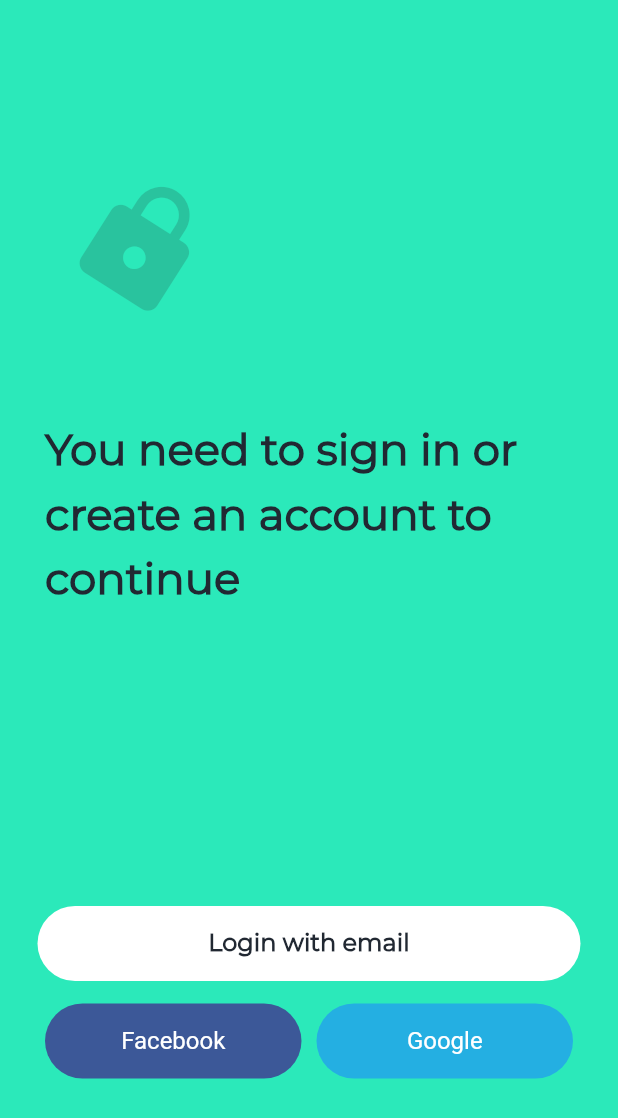
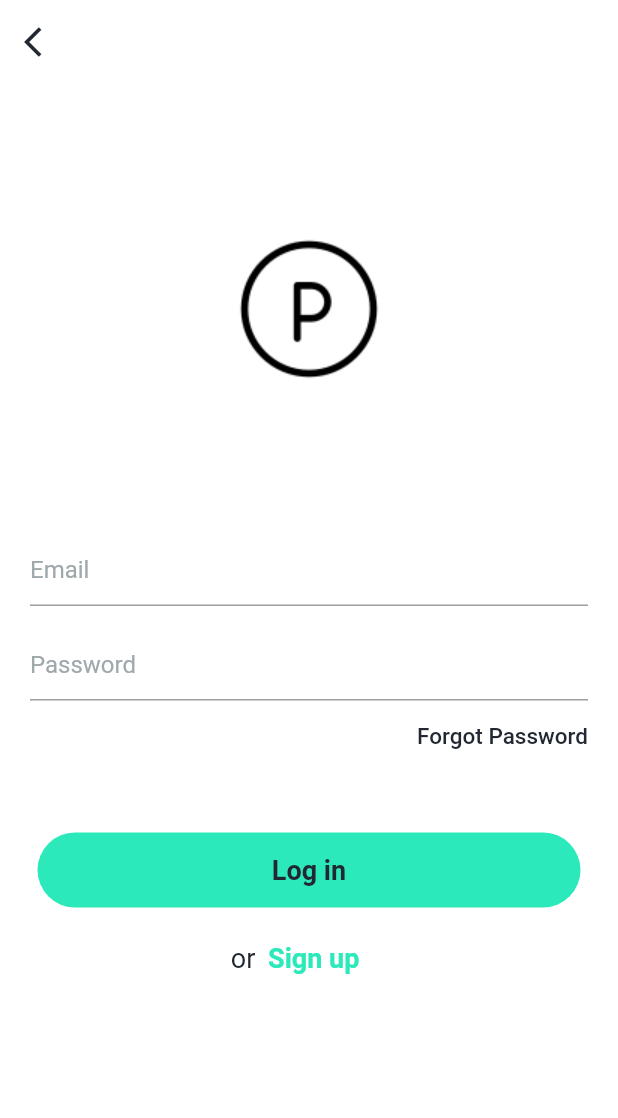
Before and after one commit to Developer-Square/Park254-s-Parking-App-Frontend, a Flutter app: the screen it shows after launch, after a tap on "Login with email", on a phone screen of 412 x 824 dp. Shown: the top 1118 px of the screen. Run offline on Flutter 3.47's test engine with Material 2 defaults, Android fonts, the phone set to English and light mode, and no system bars; project files that could hold a hidden picture were left out.

Commit message:
Added the login page

```diff
--- /dev/null
+++ b/lib/components/globals_registration_login.dart
@@ -0,0 +1,8 @@
+library parking_app.globals;
+
+import 'package:flutter/material.dart';
+
+final Color backgroundColor = Color(0xFF2BE9BA);
+final Color fontColor = Color(0xFF212832);
+final fontType = 'Montserrat';
+final Color placeHolderColor = Color(0xFF9FA8AB);
--- a/lib/main.dart
+++ b/lib/main.dart
@@ -1,6 +1,6 @@
 import 'package:flutter/material.dart';
 import './pages/onboarding_page.dart';
-import './pages/registration_login_page.dart';
+import 'pages/login_screen.dart';
 
 void main() => runApp(MyApp());
 
@@ -15,7 +15,7 @@ class MyApp extends StatelessWidget {
       ),
       initialRoute: '/registration_login',
       // home: OnBoarding Page(),
-      routes: {'/registration_login': (context) => RegistrationLoginPage()},
+      routes: {'/registration_login': (context) => LoginScreen()},
     );
   }
 }
--- /dev/null
+++ b/lib/pages/login_screen.dart
@@ -0,0 +1,104 @@
+import 'package:flutter/material.dart';
+import 'package:park254_s_parking_app/pages/registration_login_page.dart';
+import '../components/globals_registration_login.dart' as globals;
+
+class LoginScreen extends StatefulWidget {
+  @override
+  _LoginScreenState createState() => _LoginScreenState();
+}
+
+class _LoginScreenState extends State<LoginScreen> {
+  Widget _buildSocials(String title, int buttonColor, bool opacity) {
+    return Container(
+      width: (MediaQuery.of(context).size.width / 2) - 35,
+      height: 50.0,
+      decoration: BoxDecoration(
+          color: opacity ? Colors.blue.withOpacity(0.7) : Color(buttonColor),
+          borderRadius: BorderRadius.all(Radius.circular(25.0))),
+      child: Center(
+        child: Text(title,
+            style: TextStyle(
+              color: Colors.white,
+              fontSize: 16.0,
+            )),
+      ),
+    );
+  }
+
+  @override
+  Widget build(BuildContext context) {
+    return SafeArea(
+      child: Scaffold(
+          backgroundColor: globals.backgroundColor,
+          body: Column(
+            crossAxisAlignment: CrossAxisAlignment.start,
+            children: <Widget>[
+              SizedBox(
+                height: 80.0,
+              ),
+              Container(
+                  height: 55.0,
+                  padding: const EdgeInsets.only(left: 60.0),
+                  child: Transform.rotate(
+                    angle: (-360 / 30),
+                    child: Icon(
+                      Icons.lock,
+                      color: Color(0xFF202B30).withOpacity(0.2),
+                      size: 90.0,
+                    ),
+                  )),
+              SizedBox(height: 100.0),
+              Padding(
+                  padding: const EdgeInsets.only(left: 30.0, right: 20.0),
+                  child: Text(
+                      'You need to sign in or create an account to continue',
+                      style: TextStyle(
+                          fontFamily: globals.fontType,
+                          fontWeight: FontWeight.bold,
+                          color: globals.fontColor,
+                          height: 1.5,
+                          fontSize: 29.0))),
+              SizedBox(height: 200.0),
+              Center(
+                child: Column(
+                    mainAxisAlignment: MainAxisAlignment.center,
+                    children: <Widget>[
+                      InkWell(
+                        onTap: () {
+                          Navigator.of(context).push(MaterialPageRoute(
+                              builder: (context) => RegistrationLoginPage()));
+                        },
+                        child: Container(
+                          height: 50.0,
+                          width: MediaQuery.of(context).size.width - 50,
+                          decoration: BoxDecoration(
+                              color: Colors.white,
+                              borderRadius:
+                                  BorderRadius.all(Radius.circular(25.0))),
+                          child: Center(
+                              child: Text('Login with email',
+                                  style: TextStyle(
+                                      fontSize: 16.0,
+                                      fontFamily: globals.fontType,
+                                      fontWeight: FontWeight.bold,
+                                      color: globals.fontColor))),
+                        ),
+                      ),
+                      SizedBox(height: 15.0),
+                      InkWell(
+                          onTap: () {},
+                          child: Row(
+                            mainAxisAlignment: MainAxisAlignment.center,
+                            children: <Widget>[
+                              _buildSocials('Facebook', 0xFF3C5898, false),
+                              SizedBox(width: 10.0),
+                              _buildSocials('Google', 0, true),
+                            ],
+                          ))
+                    ]),
+              ),
+            ],
+          )),
+    );
+  }
+}
--- a/lib/pages/registration_login_page.dart
+++ b/lib/pages/registration_login_page.dart
@@ -1,4 +1,5 @@
 import 'package:flutter/material.dart';
+import '../components/globals_registration_login.dart' as globals;
 
 class RegistrationLoginPage extends StatefulWidget {
   @override
@@ -6,111 +7,113 @@ class RegistrationLoginPage extends StatefulWidget {
 }
 
 class _RegistrationLoginPageState extends State<RegistrationLoginPage> {
+  //Widget function that displays the inputs
+  Widget _buildFormField(String text) {
+    return Column(children: <Widget>[
+      Container(
+          padding: const EdgeInsets.only(left: 20.0, right: 20.0),
+          child: TextFormField(
+            decoration: InputDecoration(
+                hintText: text,
+                hintStyle: TextStyle(color: globals.placeHolderColor)),
+          )),
+      text == 'Password'
+          ? (Align(
+              alignment: Alignment.centerRight,
+              child: FlatButton(
+                  onPressed: () {},
+                  padding: EdgeInsets.only(right: 20.0),
+                  child: Text(
+                    'Forgot Password',
+                    style: TextStyle(color: globals.fontColor, fontSize: 15.0),
+                  )),
+            ))
+          : SizedBox(height: 0),
+    ]);
+  }
+
   @override
   Widget build(BuildContext context) {
-    return Scaffold(
-        backgroundColor: Color(0xFF2BE9BA),
-        body: Column(
-          crossAxisAlignment: CrossAxisAlignment.start,
+    return SafeArea(
+        child: Scaffold(
+      backgroundColor: Colors.white,
+      appBar: AppBar(
+        backgroundColor: Colors.transparent,
+        elevation: 0.0,
+        leading: IconButton(
+            icon: Icon(Icons.arrow_back_ios),
+            color: globals.fontColor,
+            onPressed: () {
+              Navigator.of(context).pop();
+            }),
+      ),
+      body: SingleChildScrollView(
+        child: Column(
+          mainAxisAlignment: MainAxisAlignment.spaceEvenly,
           children: <Widget>[
-            SizedBox(
-              height: 120.0,
+            Container(
+              child: Image(
+                image: AssetImage(
+                  'images/parking-icon.png',
+                ),
+                height: 300.0,
+              ),
             ),
             Container(
-                height: 55.0,
-                padding: const EdgeInsets.only(left: 60.0),
-                child: Transform.rotate(
-                  angle: (-360 / 30),
-                  child: Icon(
-                    Icons.lock,
-                    color: Color(0xFF202B30).withOpacity(0.2),
-                    size: 90.0,
-                  ),
+                child: Form(
+              child: Column(children: <Widget>[
+                _buildFormField('Email'),
+                SizedBox(height: 15.0),
+                _buildFormField('Password'),
+              ]),
             )),
-            SizedBox(height: 100.0),
-            Padding(
-                padding: const EdgeInsets.only(left: 30.0, right: 20.0),
-                child: Text(
-                    'You need to sign in or create an account to continue',
-                    style: TextStyle(
-                        fontFamily: 'Montserrat',
-                        fontWeight: FontWeight.bold,
-                        color: Color(0xFF212832),
-                        height: 1.5,
-                        fontSize: 29.0))),
-            SizedBox(height: 200.0),
-            Center(
+            SizedBox(height: 40.0),
+            Container(
                 child: Column(
-                  mainAxisAlignment: MainAxisAlignment.center,
+                    crossAxisAlignment: CrossAxisAlignment.center,
                     children: <Widget>[
                   InkWell(
-                      onTap: () {
-                        // Navigator.of(context).push(MaterailPageRoute(
-                        //   builder: (context) => LoginPage
-                        // ))
-                      },
+                    onTap: () {},
                     child: Container(
                         height: 50.0,
                         width: MediaQuery.of(context).size.width - 50,
                         decoration: BoxDecoration(
-                            color: Colors.white,
+                            color: globals.backgroundColor,
                             borderRadius:
                                 BorderRadius.all(Radius.circular(25.0))),
                         child: Center(
-                            child: Text('Login with email',
+                          child: Text('Log in',
                               style: TextStyle(
-                                    fontSize: 16.0,
-                                    fontFamily: 'Montserrat',
-                                    fontWeight: FontWeight.bold,
-                                    color: Color(0xFF212832)))),
+                                  color: globals.fontColor,
+                                  fontSize: 18.0,
+                                  fontWeight: FontWeight.bold)),
+                        )),
+                  ),
+                  SizedBox(height: 10.0),
+                  Row(
+                    mainAxisAlignment: MainAxisAlignment.center,
+                    children: <Widget>[
+                      Text(
+                        'or',
+                        style:
+                            TextStyle(color: globals.fontColor, fontSize: 18.0),
+                      ),
+                      FlatButton(
+                          padding: EdgeInsets.only(right: 10.0),
+                          onPressed: () {},
+                          child: Text(
+                            'Sign up',
+                            style: TextStyle(
+                                color: globals.backgroundColor,
+                                fontSize: 18.0,
+                                fontWeight: FontWeight.bold),
+                          )),
+                    ],
+                  )
+                ])),
+          ],
         ),
       ),
-                    SizedBox(height: 15.0),
-                    InkWell(
-                        onTap: () {},
-                        child: Row(
-                          mainAxisAlignment: MainAxisAlignment.center,
-                          children: <Widget>[
-                            Container(
-                              width:
-                                  (MediaQuery.of(context).size.width / 2) - 35,
-                              height: 50.0,
-                              decoration: BoxDecoration(
-                                  color: Color(0xFF3C5898),
-                                  borderRadius:
-                                      BorderRadius.all(Radius.circular(25.0))),
-                              child: Center(
-                                child: Text('Facebook',
-                                    style: TextStyle(
-                                      color: Colors.white,
-                                      fontSize: 16.0,
-                                    )),
-                              ),
-                            ),
-                            SizedBox(width: 10.0),
-                            Container(
-                              width:
-                                  (MediaQuery.of(context).size.width / 2) - 35,
-                              height: 50.0,
-                              decoration: BoxDecoration(
-                                  color: Colors.blue.withOpacity(0.7),
-                                  borderRadius:
-                                      BorderRadius.all(Radius.circular(25.0))),
-                              child: Center(
-                                child: Text('Google',
-                                    style: TextStyle(
-                                      color: Colors.white,
-                                      fontSize: 16.0,
-                                    )),
-                              ),
-                            ),
-                          ],
-                        ))
-                  ]),
-            ),
-          ],
     ));
   }
 }
-
-class MediaQuer {}
--- a/pubspec.yaml
+++ b/pubspec.yaml
@@ -41,8 +41,8 @@ flutter:
   uses-material-design: true
 
   # To add assets to your application, add an assets section, like this:
-  # assets:
-  #  - images/a_dot_burr.jpeg
+  assets:
+   - images/parking-icon.png
   #  - images/a_dot_ham.jpeg
 
   # An image asset can refer to one or more resolution-specific "variants", see
```
Also changed, not shown: images/Park254_logo.png (added), images/parking-icon.png (added). Lines whose indentation alone changed are shown as unchanged.
